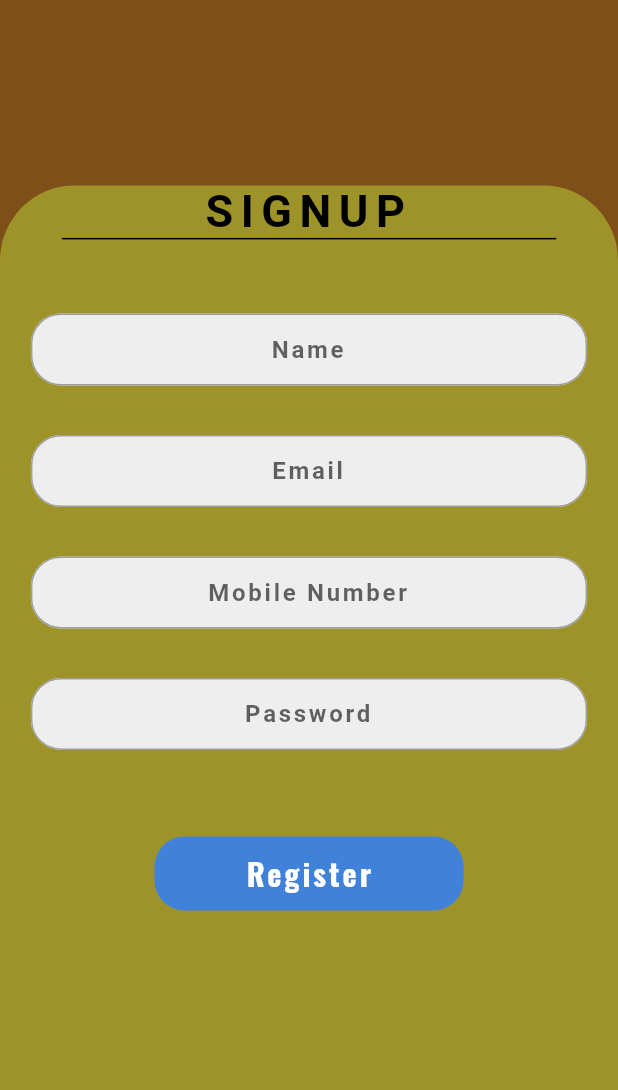
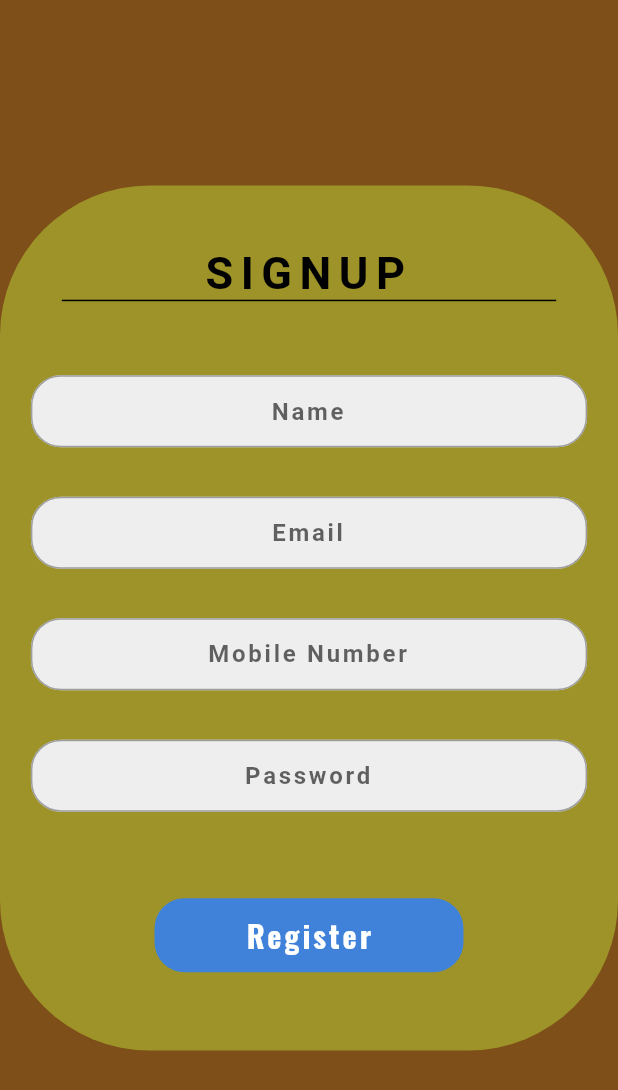
Before and after one commit to vier21/flutter_project_moody, a Flutter app: the RegisterPage screen opened directly, on a phone screen of 412 x 824 dp. Shown: the top 1090 px of the screen. Run offline on Flutter 3.47's test engine with Material 2 defaults, Android fonts, the phone set to English and light mode, and no system bars; our stand-ins replace google_fonts; Roboto replaces fonts that are missing (Alkalami).

Commit message:
dah kelar yg register, mangat yaa. kalo perlu gmeet hayu frm rakha

```diff
--- a/lib/RegisterPage.dart
+++ b/lib/RegisterPage.dart
@@ -20,15 +20,17 @@ class _RegisterPageState extends State<RegisterPage> {
         body: Stack(
           children: [
             Container(
-              margin: EdgeInsets.only(top: height * 0.15),
-              height: height * 0.85,
+              margin: EdgeInsets.only(top: height * 0.15, bottom: height * 0.15),
+              height: height * 0.7,
               decoration: BoxDecoration(
                   color: Color.fromARGB(194, 167, 169, 45),
-                  borderRadius: BorderRadius.only(
-                      topLeft: Radius.circular(50),
-                      topRight: Radius.circular(50))),
+                  borderRadius: BorderRadius.all(Radius.circular(100))),
               child: ListView(
                 children: [
+
+                  SizedBox(
+                    height: height * 0.05,
+                  ),
                   Text(
                     'Signup'.toUpperCase(),
                     style: GoogleFonts.alkalami (
@@ -38,7 +40,6 @@ class _RegisterPageState extends State<RegisterPage> {
                         letterSpacing: 5),
                     textAlign: TextAlign.center,
                   ),
-
                   Center(
                     child: Container(
                       height: 1,
@@ -46,6 +47,9 @@ class _RegisterPageState extends State<RegisterPage> {
                       color: Color.fromARGB(255, 0, 0, 0),
                     ),
                   ),
+
+
+
                   SizedBox(
                     height: height * 0.06,
                   ),
@@ -73,6 +77,9 @@ class _RegisterPageState extends State<RegisterPage> {
                           ),
                         )),
                   ),
+
+
+
                   SizedBox(
                     height: height * 0.04,
                   ),
@@ -100,6 +107,9 @@ class _RegisterPageState extends State<RegisterPage> {
                           ),
                         )),
                   ),
+
+
+
                   SizedBox(
                     height: height * 0.04,
                   ),
@@ -127,6 +137,9 @@ class _RegisterPageState extends State<RegisterPage> {
                           ),
                         )),
                   ),
+
+
+
                   SizedBox(
                     height: height * 0.04,
                   ),
@@ -155,6 +168,9 @@ class _RegisterPageState extends State<RegisterPage> {
                           ),
                         )),
                   ),
+
+
+
                   SizedBox(
                     height: height * 0.07,
                   ),
```
